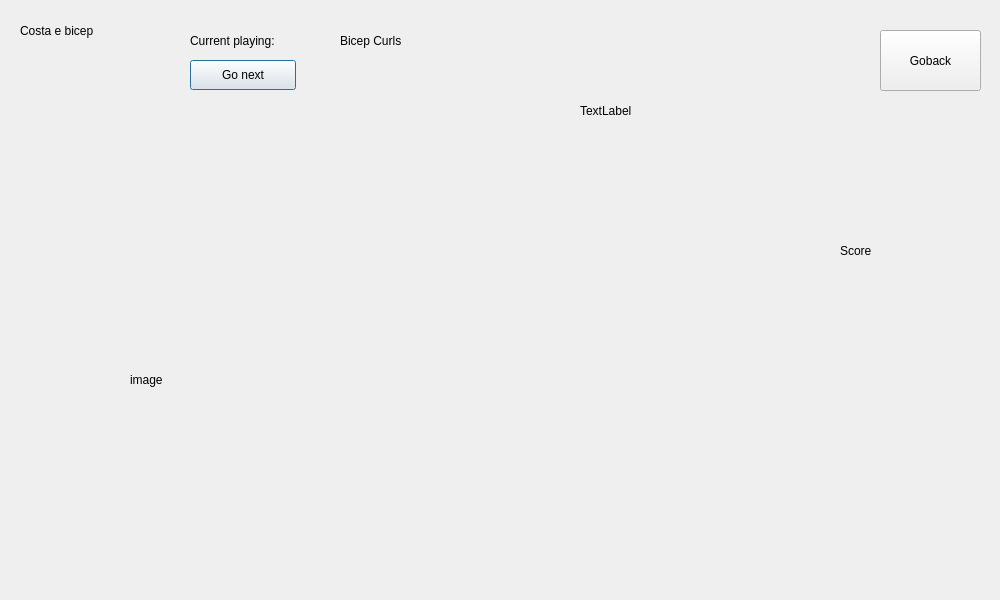
Qt form src/guitrainingsession.ui (jbento12/projectESRG) before a commit.
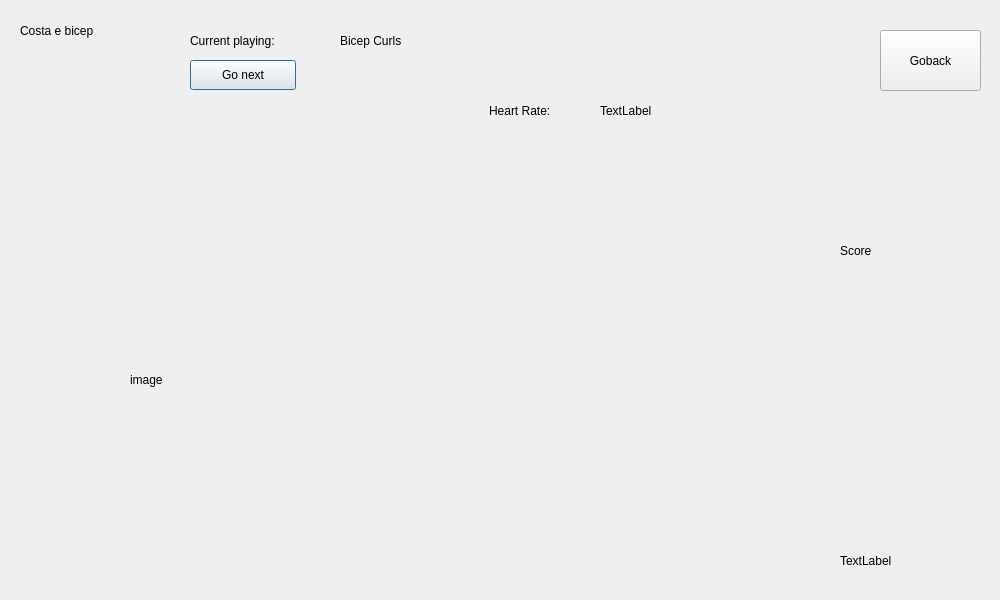
The same form after that commit.

The edit to the form file:
```diff
--- a/src/guitrainingsession.ui
+++ b/src/guitrainingsession.ui
@@ -991,7 +991,7 @@
   <widget class="QLabel" name="label_heartRate">
    <property name="geometry">
     <rect>
-     <x>580</x>
+     <x>600</x>
      <y>100</y>
      <width>80</width>
      <height>21</height>
@@ -1001,6 +1001,32 @@
     <string>TextLabel</string>
    </property>
   </widget>
+  <widget class="QLabel" name="label_4">
+   <property name="geometry">
+    <rect>
+     <x>489</x>
+     <y>100</y>
+     <width>101</width>
+     <height>21</height>
+    </rect>
+   </property>
+   <property name="text">
+    <string>Heart Rate:</string>
+   </property>
+  </widget>
+  <widget class="QLabel" name="label_Stamp">
+   <property name="geometry">
+    <rect>
+     <x>840</x>
+     <y>550</y>
+     <width>80</width>
+     <height>21</height>
+    </rect>
+   </property>
+   <property name="text">
+    <string>TextLabel</string>
+   </property>
+  </widget>
  </widget>
  <resources/>
  <connections/>
```
Left out of the diff: 2 changed lines with no effect on the pictures.
